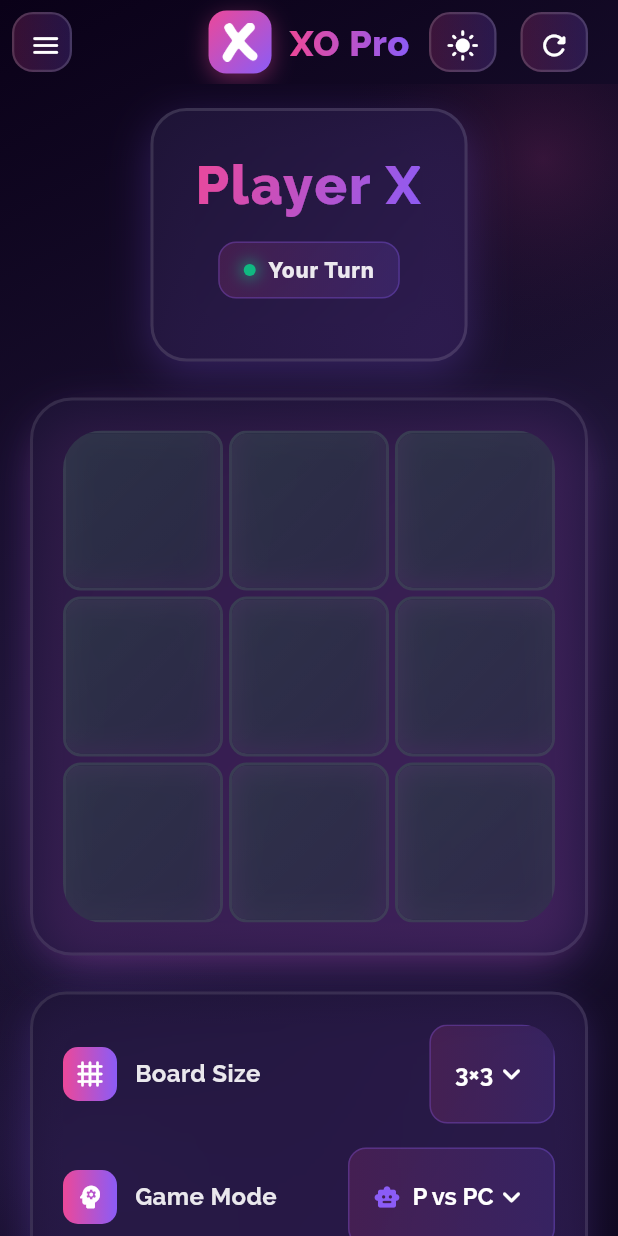
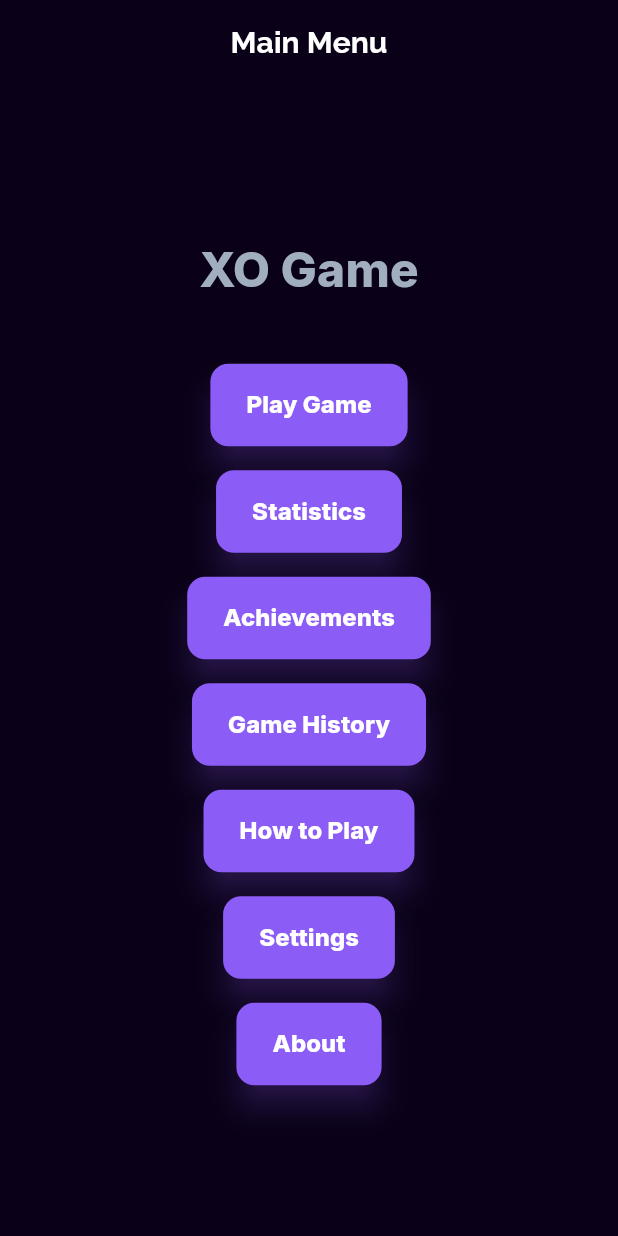
Before and after one commit to FlutterSmith/xo_game, a Flutter app: the screen it shows after launch, on a phone screen of 412 x 824 dp. Run offline on Flutter 3.47's test engine with Material 3 defaults, Android fonts, the phone set to English and light mode, and no system bars; our stand-ins replace audioplayers, bloc, confetti, equatable, file_picker, fl_chart and 5 more; accounts and stored records are empty.

Commit message:
refactor: Phase 2 Architecture Refactoring - new game flow and timer model
- Add Impossible AI difficulty enum value
- Update GameState with full-game timer fields (totalGameTime, elapsedTime, isGamePaused)
- Create new route structure: /menu, /game-setup, /game-play, /game-result
- Create placeholder screens for Main Menu, Game Setup, and Game Result
- Update splash screen to navigate to Main Menu
- Refactor GameBloc timer logic for full-game timer
- Update all timer references across codebase (GameBloc, home_screen, timer_widget)
- Replace all 'adaptive' AI difficulty references with 'impossible'

Phase 2 complete. Ready for Phase 3: UI Implementation

```diff
--- a/lib/blocs/game_event.dart
+++ b/lib/blocs/game_event.dart
@@ -1,7 +1,7 @@
 import 'package:equatable/equatable.dart';
 
 enum GameMode { PvP, PvC }
-enum AIDifficulty { easy, medium, hard, adaptive }
+enum AIDifficulty { easy, medium, hard, impossible }
 
 abstract class GameEvent extends Equatable {
   const GameEvent();
--- a/lib/blocs/game_state.dart
+++ b/lib/blocs/game_state.dart
@@ -33,8 +33,9 @@ class GameState extends Equatable {
   final int winCondition;
   final String aiMessage;
   final bool timedMode;
-  final int timeLimit; // seconds per move
-  final int timeRemaining; // current countdown
+  final int totalGameTime; // TOTAL time for entire game in seconds (e.g., 10s, 20s, 30s, 60s)
+  final int elapsedTime; // Time elapsed since game start in milliseconds
+  final bool isGamePaused; // Whether game is paused
   final bool isTimerActive;
 
   const GameState({
@@ -52,8 +53,9 @@ class GameState extends Equatable {
     required this.winCondition,
     required this.aiMessage,
     required this.timedMode,
-    required this.timeLimit,
-    required this.timeRemaining,
+    required this.totalGameTime,
+    required this.elapsedTime,
+    required this.isGamePaused,
     required this.isTimerActive,
   });
 
@@ -68,14 +70,15 @@ class GameState extends Equatable {
       undoStack: [],
       redoStack: [],
       gameMode: GameMode.PvC, // Default to Player vs Computer
-      aiDifficulty: AIDifficulty.hard,
+      aiDifficulty: AIDifficulty.medium,
       gameHistory: [],
       boardSize: size,
       winCondition: size,
       aiMessage: '',
       timedMode: false,
-      timeLimit: 30, // Default 30 seconds
-      timeRemaining: 30,
+      totalGameTime: 30, // Default 30 seconds for ENTIRE game
+      elapsedTime: 0, // No time elapsed initially
+      isGamePaused: false,
       isTimerActive: false,
     );
   }
@@ -95,8 +98,9 @@ class GameState extends Equatable {
     int? winCondition,
     String? aiMessage,
     bool? timedMode,
-    int? timeLimit,
-    int? timeRemaining,
+    int? totalGameTime,
+    int? elapsedTime,
+    bool? isGamePaused,
     bool? isTimerActive,
   }) {
     return GameState(
@@ -114,8 +118,9 @@ class GameState extends Equatable {
       winCondition: winCondition ?? this.winCondition,
       aiMessage: aiMessage ?? this.aiMessage,
       timedMode: timedMode ?? this.timedMode,
-      timeLimit: timeLimit ?? this.timeLimit,
-      timeRemaining: timeRemaining ?? this.timeRemaining,
+      totalGameTime: totalGameTime ?? this.totalGameTime,
+      elapsedTime: elapsedTime ?? this.elapsedTime,
+      isGamePaused: isGamePaused ?? this.isGamePaused,
       isTimerActive: isTimerActive ?? this.isTimerActive,
     );
   }
@@ -136,8 +141,9 @@ class GameState extends Equatable {
         winCondition,
         aiMessage,
         timedMode,
-        timeLimit,
-        timeRemaining,
+        totalGameTime,
+        elapsedTime,
+        isGamePaused,
         isTimerActive,
       ];
 }
--- a/lib/main.dart
+++ b/lib/main.dart
@@ -7,7 +7,10 @@ import 'blocs/game_bloc.dart';
 import 'blocs/settings_cubit.dart';
 import 'blocs/statistics_cubit.dart';
 import 'screens/splash_screen.dart';
+import 'screens/main_menu_screen.dart';
+import 'screens/game_setup_screen.dart';
 import 'screens/home_screen.dart';
+import 'screens/game_result_screen.dart';
 import 'screens/settings_screen.dart';
 import 'screens/statistics_screen.dart';
 import 'screens/achievements_screen.dart';
@@ -54,7 +57,10 @@ class MyApp extends StatelessWidget {
           initialRoute: '/',
           routes: {
             '/': (context) => const SplashScreen(),
-            '/home': (context) => const HomeScreen(),
+            '/menu': (context) => const MainMenuScreen(),
+            '/game-setup': (context) => const GameSetupScreen(),
+            '/game-play': (context) => const HomeScreen(),
+            '/game-result': (context) => const GameResultScreen(),
             '/settings': (context) => const SettingsScreen(),
             '/statistics': (context) => const StatisticsScreen(),
             '/achievements': (context) => const AchievementsScreen(),
--- a/lib/screens/home_screen.dart
+++ b/lib/screens/home_screen.dart
@@ -651,7 +651,7 @@ class HomeScreen extends StatelessWidget {
                         fontWeight: FontWeight.w600,
                         fontFamily: 'Raleway',
                       ),
-                      items: AIDifficulty.values.where((d) => d != AIDifficulty.adaptive).map((diff) {
+                      items: AIDifficulty.values.where((d) => d != AIDifficulty.impossible).map((diff) {
                         final label = diff.name.toUpperCase();
                         return DropdownMenuItem(
                           value: diff,
@@ -724,7 +724,7 @@ class HomeScreen extends StatelessWidget {
                         ),
                       ),
                       child: DropdownButton<int>(
-                        value: state.timeLimit,
+                        value: state.totalGameTime,
                         dropdownColor: isDark ? const Color(0xFF1e1436) : Colors.white,
                         icon: Icon(
                           Icons.keyboard_arrow_down_rounded,
--- /dev/null
+++ b/lib/screens/main_menu_screen.dart
@@ -0,0 +1,76 @@
+import 'package:flutter/material.dart';
+
+/// Main Menu Screen - Entry point after splash
+/// Will be implemented in Phase 3 with full UI
+class MainMenuScreen extends StatelessWidget {
+  const MainMenuScreen({super.key});
+
+  @override
+  Widget build(BuildContext context) {
+    return Scaffold(
+      appBar: AppBar(
+        title: const Text('Main Menu'),
+      ),
+      body: Center(
+        child: Column(
+          mainAxisAlignment: MainAxisAlignment.center,
+          children: [
+            const Text(
+              'XO Game',
+              style: TextStyle(fontSize: 32, fontWeight: FontWeight.bold),
+            ),
+            const SizedBox(height: 40),
+            ElevatedButton(
+              onPressed: () {
+                Navigator.of(context).pushNamed('/game-setup');
+              },
+              child: const Text('Play Game'),
+            ),
+            const SizedBox(height: 16),
+            ElevatedButton(
+              onPressed: () {
+                Navigator.of(context).pushNamed('/statistics');
+              },
+              child: const Text('Statistics'),
+            ),
+            const SizedBox(height: 16),
+            ElevatedButton(
+              onPressed: () {
+                Navigator.of(context).pushNamed('/achievements');
+              },
+              child: const Text('Achievements'),
+            ),
+            const SizedBox(height: 16),
+            ElevatedButton(
+              onPressed: () {
+                Navigator.of(context).pushNamed('/history');
+              },
+              child: const Text('Game History'),
+            ),
+            const SizedBox(height: 16),
+            ElevatedButton(
+              onPressed: () {
+                Navigator.of(context).pushNamed('/tutorial');
+              },
+              child: const Text('How to Play'),
+            ),
+            const SizedBox(height: 16),
+            ElevatedButton(
+              onPressed: () {
+                Navigator.of(context).pushNamed('/settings');
+              },
+              child: const Text('Settings'),
+            ),
+            const SizedBox(height: 16),
+            ElevatedButton(
+              onPressed: () {
+                Navigator.of(context).pushNamed('/about');
+              },
+              child: const Text('About'),
+            ),
+          ],
+        ),
+      ),
+    );
+  }
+}
--- a/lib/screens/splash_screen.dart
+++ b/lib/screens/splash_screen.dart
@@ -31,7 +31,7 @@ class _SplashScreenState extends State<SplashScreen>
     );
     _controller.forward();
     Timer(const Duration(seconds: 3), () {
-      Navigator.of(context).pushReplacementNamed('/home');
+      Navigator.of(context).pushReplacementNamed('/menu');
     });
   }
 
```
Also changed, not shown: lib/blocs/game_bloc.dart (+13 -10 lines), lib/screens/game_result_screen.dart (added, +90 -0 lines), lib/screens/game_setup_screen.dart (added, +54 -0 lines), lib/widgets/game_timer_widget.dart (+7 -4 lines).
